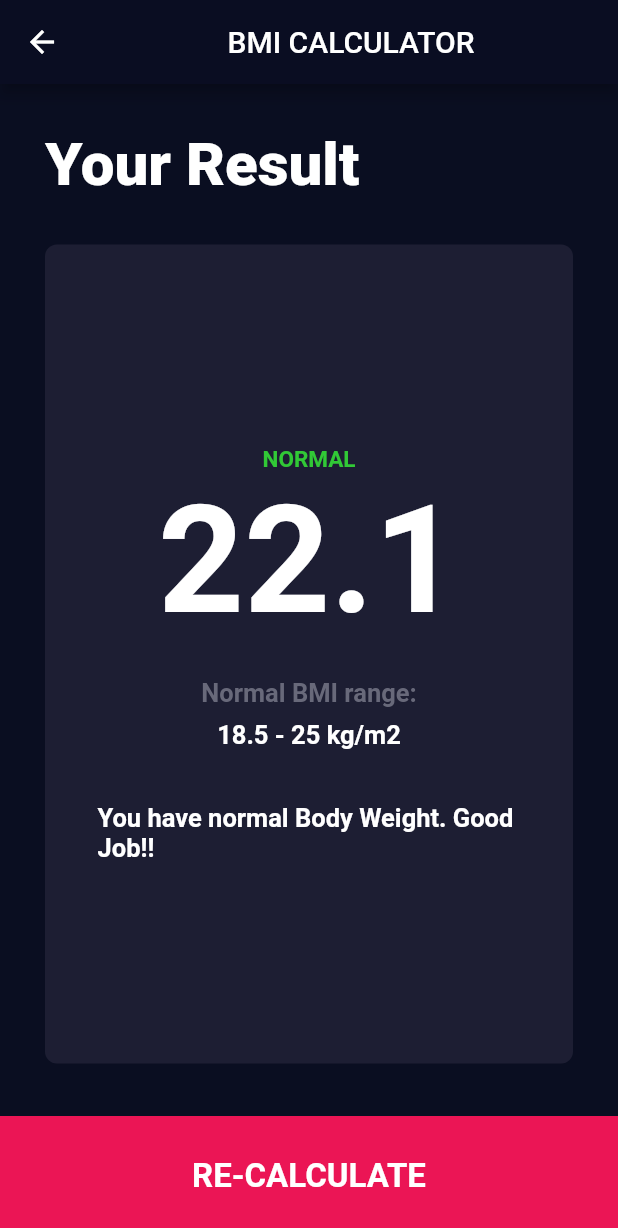
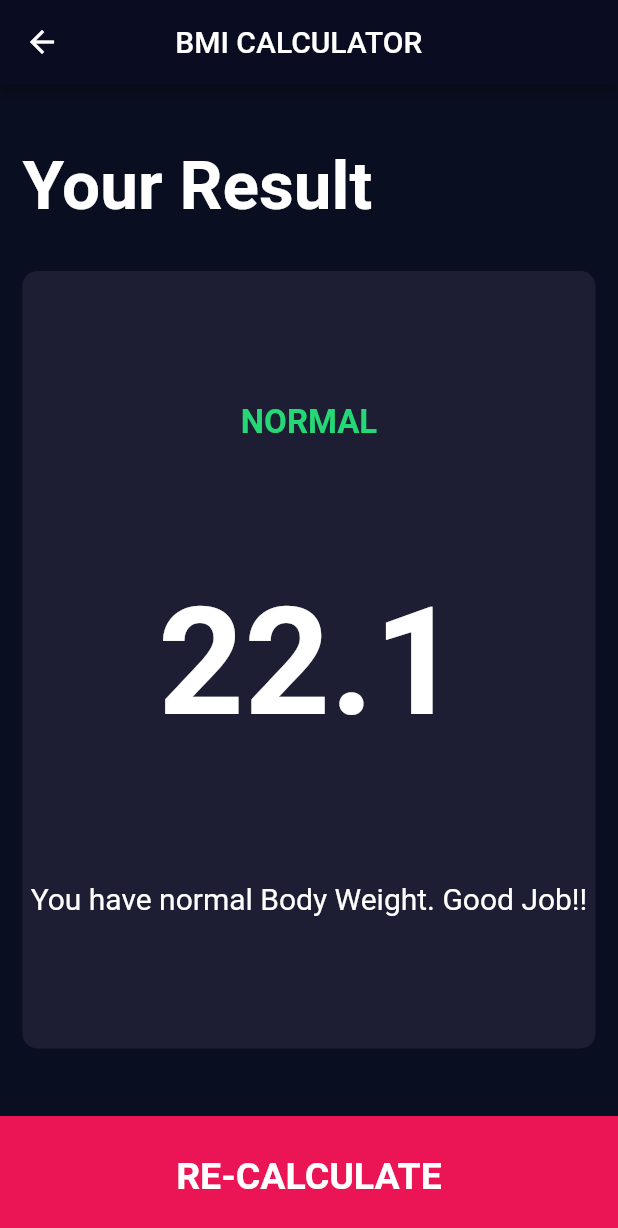
Before and after one commit to sahunitin023/bmi-calculator, a Flutter app: the screen it shows after launch, after a tap on "CALCULATE", on a phone screen of 412 x 824 dp. Shown: the top 1228 px of the screen. Run offline on Flutter 3.47's test engine with Material 2 defaults, Android fonts, the phone set to English and light mode, and no system bars; our stand-ins replace font_awesome_flutter.

Commit message:
Redesigned the Result page UI

```diff
--- /dev/null
+++ b/lib/bottom_button.dart
@@ -0,0 +1,25 @@
+// ignore_for_file: use_key_in_widget_constructors
+
+import 'package:flutter/material.dart';
+
+class BottomButton extends StatelessWidget {
+  const BottomButton({required this.onPress, required this.buttonTitle});
+  final String buttonTitle;
+  final Function()? onPress;
+  @override
+  Widget build(BuildContext context) {
+    return GestureDetector(
+      onTap: onPress,
+      child: Center(
+        child: Text(
+          buttonTitle,
+          style: const TextStyle(
+            color: Colors.white,
+            fontWeight: FontWeight.bold,
+            fontSize: 25.0,
+          ),
+        ),
+      ),
+    );
+  }
+}
--- a/lib/constants.dart
+++ b/lib/constants.dart
@@ -16,3 +16,8 @@ const kNumberTextStyle = TextStyle(
   fontSize: 50.0,
   fontWeight: FontWeight.w900,
 );
+const kResultTextStyle = TextStyle(
+  color: Color(0xFF24D876),
+  fontSize: 22.0,
+  fontWeight: FontWeight.bold,
+);
--- a/lib/input_page.dart
+++ b/lib/input_page.dart
@@ -1,4 +1,4 @@
-// ignore_for_file: library_private_types_in_public_api
+// ignore_for_file: library_private_types_in_public_api, use_key_in_widget_constructors
 
 import 'package:flutter/material.dart';
 import 'package:font_awesome_flutter/font_awesome_flutter.dart';
@@ -6,6 +6,7 @@ import 'icon_content.dart';
 import 'reusable_card.dart';
 import 'constants.dart';
 import 'round_icon_button.dart';
+import 'bottom_button.dart';
 
 class InputPage extends StatefulWidget {
   const InputPage({Key? key}) : super(key: key);
@@ -215,23 +216,14 @@ class _InputPageState extends State<InputPage> {
             color: kBottomBoxColor,
             width: double.infinity,
             height: kBottomBoxHeight,
-            child: TextButton(
-              onPressed: () {
+            child: BottomButton(
+              buttonTitle: 'CALCULATE',
+              onPress: () {
                 Navigator.pushNamed(
                   context,
                   '/result',
                 );
               },
-              child: const Center(
-                child: Text(
-                  'CALCULATE',
-                  style: TextStyle(
-                    color: Colors.white,
-                    fontWeight: FontWeight.bold,
-                    fontSize: 22.0,
-                  ),
-                ),
-              ),
             ),
           )
         ],
--- a/lib/result_page.dart
+++ b/lib/result_page.dart
@@ -1,5 +1,7 @@
+import 'package:bmi_calculator/reusable_card.dart';
 import 'package:flutter/material.dart';
 import 'constants.dart';
+import 'bottom_button.dart';
 
 class ResultPage extends StatefulWidget {
   const ResultPage({Key? key}) : super(key: key);
@@ -13,39 +15,37 @@ class _ResultPageState extends State<ResultPage> {
   Widget build(BuildContext context) {
     return Scaffold(
       appBar: AppBar(
-        title: const Center(
-          child: Text('BMI CALCULATOR'),
-        ),
+        title: const Text('         BMI CALCULATOR'),
       ),
       body: Column(
+        mainAxisAlignment: MainAxisAlignment.spaceEvenly,
+        crossAxisAlignment: CrossAxisAlignment.stretch,
         children: [
-          Container(
-            width: double.infinity,
-            margin: const EdgeInsets.all(30.0),
-            child: const Text(
-              'Your Result',
-              style: TextStyle(fontSize: 40.0, fontWeight: FontWeight.w800),
+          Expanded(
+            child: Container(
+              padding: const EdgeInsets.all(15.0),
+              alignment: Alignment.bottomLeft,
+              child: const Text(
+                //textAlign: TextAlign.left,
+                'Your Result',
+                style: TextStyle(
+                  fontSize: 45.0,
+                  fontWeight: FontWeight.bold,
+                ),
+              ),
             ),
           ),
           Expanded(
-            child: Container(
-              width: double.infinity,
-              decoration: BoxDecoration(
-                borderRadius: BorderRadius.circular(8.0),
-                color: kActiveCardColor,
-              ),
-              margin: const EdgeInsets.symmetric(horizontal: 30.0),
-              padding: const EdgeInsets.all(35.0),
-              child: Column(
-                mainAxisAlignment: MainAxisAlignment.center,
+            flex: 5,
+            child: ReusableCard(
+              colour: kActiveCardColor,
+              cardChild: Column(
+                mainAxisAlignment: MainAxisAlignment.spaceEvenly,
+                crossAxisAlignment: CrossAxisAlignment.center,
                 children: const [
                   Text(
                     'NORMAL',
-                    style: TextStyle(
-                      color: Color.fromARGB(255, 49, 201, 54),
-                      fontSize: 15.0,
-                      fontWeight: FontWeight.bold,
-                    ),
+                    style: kResultTextStyle,
                   ),
                   Text(
                     '22.1',
@@ -54,35 +54,12 @@ class _ResultPageState extends State<ResultPage> {
                       fontWeight: FontWeight.bold,
                     ),
                   ),
-                  SizedBox(
-                    height: 20.0,
-                  ),
-                  Text(
-                    'Normal BMI range:',
-                    style: TextStyle(
-                        color: Color(0xFF68697A),
-                        fontSize: 17.0,
-                        fontWeight: FontWeight.w700),
-                  ),
-                  SizedBox(
-                    height: 8.0,
-                  ),
-                  Text(
-                    '18.5 - 25 kg/m2',
-                    style: TextStyle(
-                        color: Colors.white,
-                        fontSize: 17.0,
-                        fontWeight: FontWeight.w700),
-                  ),
-                  SizedBox(
-                    height: 35.0,
-                  ),
                   Text(
                     'You have normal Body Weight. Good Job!!',
+                    textAlign: TextAlign.center,
                     style: TextStyle(
                       color: Colors.white,
-                      fontSize: 17.0,
-                      fontWeight: FontWeight.w700,
+                      fontSize: 20.0,
                     ),
                   ),
                 ],
@@ -90,24 +67,14 @@ class _ResultPageState extends State<ResultPage> {
             ),
           ),
           Container(
-            margin: const EdgeInsets.only(top: 35.0),
+            margin: const EdgeInsets.only(top: 30.0),
             color: kBottomBoxColor,
-            width: double.infinity,
             height: kBottomBoxHeight,
-            child: TextButton(
-              onPressed: () {
+            child: BottomButton(
+              onPress: () {
                 Navigator.pop(context);
               },
-              child: const Center(
-                child: Text(
-                  'RE-CALCULATE',
-                  style: TextStyle(
-                    color: Colors.white,
-                    fontWeight: FontWeight.bold,
-                    fontSize: 22.0,
-                  ),
-                ),
-              ),
+              buttonTitle: 'RE-CALCULATE',
             ),
           )
         ],
--- a/lib/reusable_card.dart
+++ b/lib/reusable_card.dart
@@ -2,7 +2,6 @@
 
 import 'package:flutter/material.dart';
 
-// ignore: must_be_immutable
 class ReusableCard extends StatelessWidget {
   const ReusableCard({required this.colour, this.cardChild, this.onPress});
   final Color colour;
```
